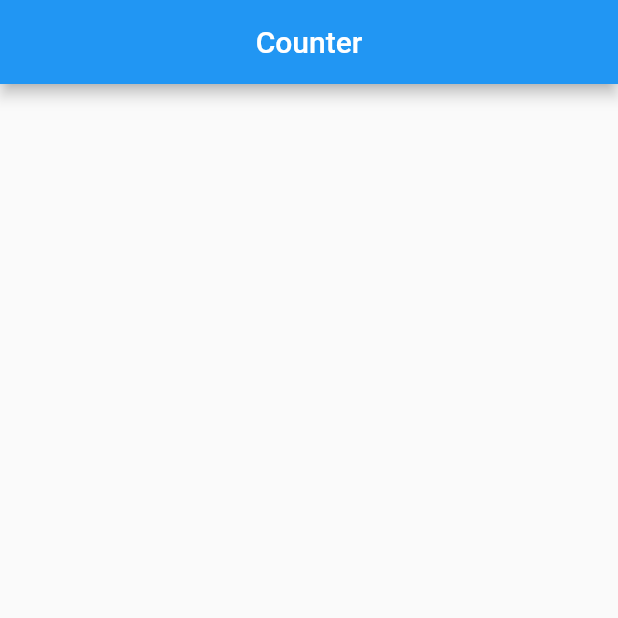
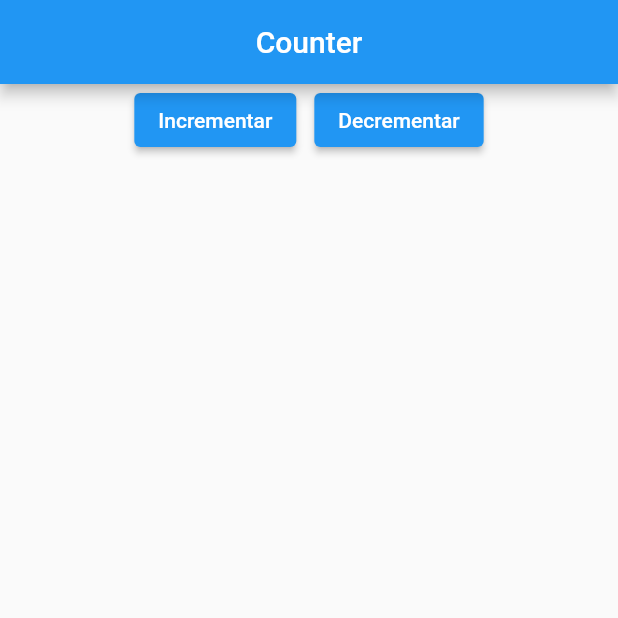
Before and after one commit to j1000tonm/Flutter-Ifal, a Flutter app: the screen it shows after launch, on a phone screen of 412 x 824 dp, the top half of it. Run offline on Flutter 3.47's test engine with Material 2 defaults, Android fonts, the phone set to English and light mode, and no system bars.

Commit message:
add buttons

```diff
--- a/Counter/lib/main.dart
+++ b/Counter/lib/main.dart
@@ -16,6 +16,8 @@ class MyApp extends StatelessWidget {
 class CounterView extends StatelessWidget {
   const CounterView({super.key});
 
+  void increment() {}
+
   @override
   Widget build(BuildContext context) {
     return MaterialApp(
@@ -24,6 +26,18 @@ class CounterView extends StatelessWidget {
           centerTitle: true,
           title: const Text('Counter'),
         ),
+        body: Row(
+          mainAxisAlignment: MainAxisAlignment.center,
+          children: [
+            ElevatedButton(
+                onPressed: increment, child: const Text('Incrementar')),
+            const SizedBox(
+              width: 12,
+            ),
+            ElevatedButton(
+                onPressed: increment, child: const Text('Decrementar')),
+          ],
+        ),
       ),
     );
   }
```
